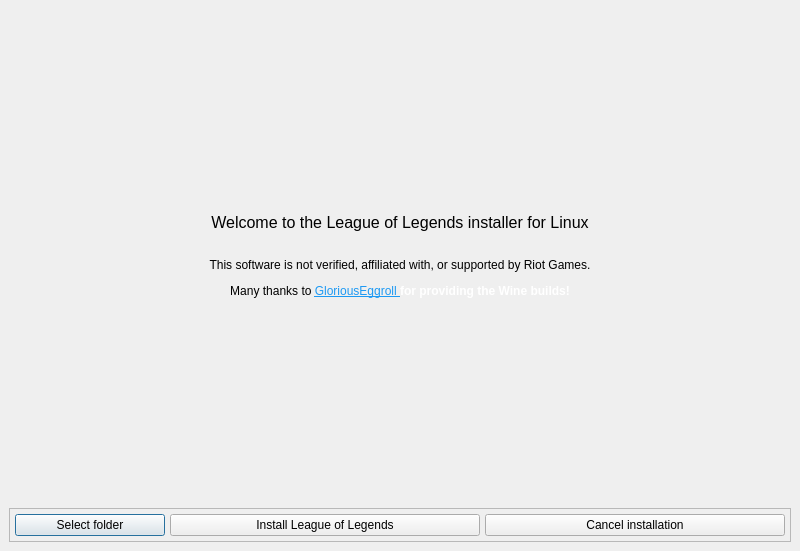
Above: installer.ui from polkaulfield/lol-for-linux-installer before the change. Below: the same form after it.
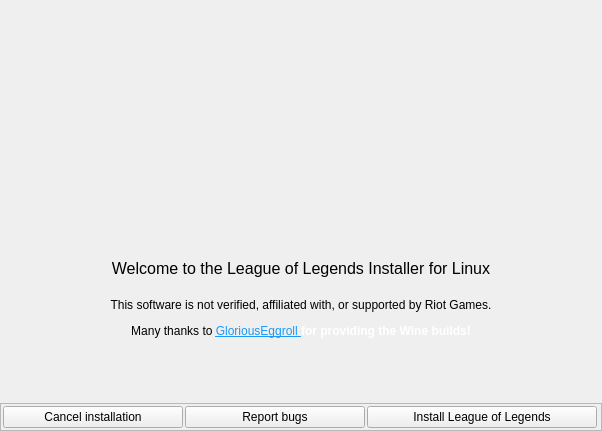
That is the form after the change. Icons and pictures are not drawn.

What changed in the file:
```diff
--- a/installer.ui
+++ b/installer.ui
@@ -9,16 +9,22 @@
    <rect>
     <x>0</x>
     <y>0</y>
-    <width>798</width>
-    <height>551</height>
+    <width>602</width>
+    <height>431</height>
    </rect>
   </property>
   <property name="sizePolicy">
-   <sizepolicy hsizetype="Fixed" vsizetype="Fixed">
+   <sizepolicy hsizetype="Expanding" vsizetype="Expanding">
     <horstretch>0</horstretch>
     <verstretch>0</verstretch>
    </sizepolicy>
   </property>
+  <property name="maximumSize">
+   <size>
+    <width>1152</width>
+    <height>647</height>
+   </size>
+  </property>
   <property name="windowTitle">
    <string>MainWindow</string>
   </property>
@@ -28,10 +34,146 @@
   <property name="autoFillBackground">
    <bool>false</bool>
   </property>
+  <property name="tabShape">
+   <enum>QTabWidget::Rounded</enum>
+  </property>
+  <property name="dockNestingEnabled">
+   <bool>false</bool>
+  </property>
+  <property name="dockOptions">
+   <set>QMainWindow::AllowTabbedDocks|QMainWindow::AnimatedDocks</set>
+  </property>
+  <property name="unifiedTitleAndToolBarOnMac">
+   <bool>false</bool>
+  </property>
   <widget class="QWidget" name="centralwidget">
+   <property name="sizePolicy">
+    <sizepolicy hsizetype="Expanding" vsizetype="Expanding">
+     <horstretch>0</horstretch>
+     <verstretch>0</verstretch>
+    </sizepolicy>
+   </property>
    <layout class="QVBoxLayout" name="verticalLayout_3">
+    <property name="spacing">
+     <number>0</number>
+    </property>
+    <property name="sizeConstraint">
+     <enum>QLayout::SetDefaultConstraint</enum>
+    </property>
+    <property name="leftMargin">
+     <number>0</number>
+    </property>
+    <property name="topMargin">
+     <number>0</number>
+    </property>
+    <property name="rightMargin">
+     <number>0</number>
+    </property>
+    <property name="bottomMargin">
+     <number>0</number>
+    </property>
     <item>
+     <layout class="QHBoxLayout" name="horizontalLayout_4" stretch="0">
+      <property name="spacing">
+       <number>0</number>
+      </property>
+      <property name="sizeConstraint">
+       <enum>QLayout::SetDefaultConstraint</enum>
+      </property>
+      <property name="bottomMargin">
+       <number>0</number>
+      </property>
+      <item>
+       <widget class="QFrame" name="mainuiframe">
+        <property name="sizePolicy">
+         <sizepolicy hsizetype="Expanding" vsizetype="Expanding">
+          <horstretch>0</horstretch>
+          <verstretch>0</verstretch>
+         </sizepolicy>
+        </property>
+        <property name="frameShape">
+         <enum>QFrame::NoFrame</enum>
+        </property>
+        <property name="frameShadow">
+         <enum>QFrame::Raised</enum>
+        </property>
      <layout class="QVBoxLayout" name="verticalLayout_2">
+         <property name="spacing">
+          <number>0</number>
+         </property>
+         <property name="sizeConstraint">
+          <enum>QLayout::SetDefaultConstraint</enum>
+         </property>
+         <property name="leftMargin">
+          <number>0</number>
+         </property>
+         <property name="topMargin">
+          <number>0</number>
+         </property>
+         <property name="rightMargin">
+          <number>0</number>
+         </property>
+         <property name="bottomMargin">
+          <number>0</number>
+         </property>
+         <item>
+          <widget class="QLabel" name="leagueimage">
+           <property name="sizePolicy">
+            <sizepolicy hsizetype="Preferred" vsizetype="Ignored">
+             <horstretch>52</horstretch>
+             <verstretch>50</verstretch>
+            </sizepolicy>
+           </property>
+           <property name="maximumSize">
+            <size>
+             <width>600</width>
+             <height>193</height>
+            </size>
+           </property>
+           <property name="layoutDirection">
+            <enum>Qt::LeftToRight</enum>
+           </property>
+           <property name="autoFillBackground">
+            <bool>false</bool>
+           </property>
+           <property name="frameShape">
+            <enum>QFrame::NoFrame</enum>
+           </property>
+           <property name="lineWidth">
+            <number>0</number>
+           </property>
+           <property name="text">
+            <string/>
+           </property>
+           <property name="textFormat">
+            <enum>Qt::RichText</enum>
+           </property>
+           <property name="pixmap">
+            <pixmap>lolbanner</pixmap>
+           </property>
+           <property name="scaledContents">
+            <bool>false</bool>
+           </property>
+           <property name="alignment">
+            <set>Qt::AlignCenter</set>
+           </property>
+           <property name="wordWrap">
+            <bool>false</bool>
+           </property>
+           <property name="margin">
+            <number>0</number>
+           </property>
+           <property name="indent">
+            <number>0</number>
+           </property>
+           <property name="openExternalLinks">
+            <bool>false</bool>
+           </property>
+           <property name="textInteractionFlags">
+            <set>Qt::NoTextInteraction</set>
+           </property>
+          </widget>
+         </item>
       <item>
        <spacer name="verticalSpacer_3">
         <property name="orientation">
@@ -53,7 +195,7 @@
          </font>
         </property>
         <property name="text">
-         <string>Welcome to the League of Legends installer for Linux</string>
+            <string>&lt;html&gt;&lt;head/&gt;&lt;body&gt;&lt;p&gt;Welcome to the League of Legends Installer for Linux&lt;/p&gt;&lt;/body&gt;&lt;/html&gt;</string>
         </property>
         <property name="alignment">
          <set>Qt::AlignCenter</set>
@@ -94,7 +236,7 @@
          <string>&lt;html&gt;&lt;head/&gt;&lt;body&gt;&lt;p align=&quot;center&quot;&gt;This software is not verified, affiliated with, or supported by Riot Games.&lt;/p&gt;&lt;p align=&quot;center&quot;&gt;Many thanks to &lt;a href=&quot;https://github.com/GloriousEggroll&quot;&gt;&lt;span style=&quot; text-decoration: underline; color:#1d99f3;&quot;&gt;GloriousEggroll &lt;/span&gt;&lt;/a&gt;&lt;span style=&quot; font-family:'inherit'; font-weight:504; color:#ffffff;&quot;&gt;for providing the Wine builds!&lt;/span&gt;&lt;/p&gt;&lt;/body&gt;&lt;/html&gt;</string>
         </property>
         <property name="alignment">
-         <set>Qt::AlignHCenter|Qt::AlignTop</set>
+            <set>Qt::AlignCenter</set>
         </property>
        </widget>
       </item>
@@ -111,8 +253,6 @@
         </property>
        </spacer>
       </item>
-     </layout>
-    </item>
     <item>
      <layout class="QVBoxLayout" name="verticalLayout">
       <property name="spacing">
@@ -127,7 +267,7 @@
       <item>
        <widget class="QFrame" name="installframe">
         <property name="sizePolicy">
-         <sizepolicy hsizetype="Fixed" vsizetype="Fixed">
+              <sizepolicy hsizetype="Expanding" vsizetype="Fixed">
           <horstretch>0</horstretch>
           <verstretch>0</verstretch>
          </sizepolicy>
@@ -138,51 +278,83 @@
         <property name="frameShape">
          <enum>QFrame::StyledPanel</enum>
         </property>
+             <property name="frameShadow">
+              <enum>QFrame::Plain</enum>
+             </property>
+             <property name="lineWidth">
+              <number>0</number>
+             </property>
+             <property name="midLineWidth">
+              <number>0</number>
+             </property>
         <layout class="QHBoxLayout" name="horizontalLayout" stretch="0,0,0">
          <property name="spacing">
-          <number>5</number>
+               <number>2</number>
          </property>
          <property name="sizeConstraint">
-          <enum>QLayout::SetFixedSize</enum>
+               <enum>QLayout::SetDefaultConstraint</enum>
          </property>
          <property name="leftMargin">
-          <number>5</number>
+               <number>2</number>
          </property>
          <property name="topMargin">
-          <number>5</number>
+               <number>2</number>
          </property>
          <property name="rightMargin">
-          <number>5</number>
+               <number>2</number>
          </property>
          <property name="bottomMargin">
-          <number>5</number>
+               <number>2</number>
          </property>
          <item>
-          <widget class="QPushButton" name="selectFolder">
+               <widget class="QPushButton" name="cancelButton">
+                <property name="enabled">
+                 <bool>true</bool>
+                </property>
            <property name="minimumSize">
             <size>
-             <width>150</width>
+                  <width>180</width>
              <height>0</height>
             </size>
            </property>
            <property name="maximumSize">
             <size>
-             <width>130</width>
-             <height>16777215</height>
-            </size>
-           </property>
-           <property name="cursor">
-            <cursorShape>ArrowCursor</cursorShape>
-           </property>
+                  <width>60</width>
+                  <height>60</height>
+                 </size>
+                </property>
+                <property name="text">
+                 <string>Cancel installation</string>
+                </property>
+                <property name="icon">
+                 <iconset theme="dialog-cancel">
+                  <normaloff>.</normaloff>.</iconset>
+                </property>
+                <property name="flat">
+                 <bool>false</bool>
+                </property>
+               </widget>
+              </item>
+              <item>
+               <widget class="QPushButton" name="githubButton">
+                <property name="maximumSize">
+                 <size>
+                  <width>180</width>
+                  <height>180</height>
+                 </size>
+                </property>
            <property name="text">
-            <string>Select folder</string>
+                 <string>Report bugs</string>
            </property>
            <property name="icon">
             <iconset theme="folder-open">
              <normaloff>.</normaloff>.</iconset>
            </property>
+                <property name="checkable">
+                 <bool>false</bool>
+                </property>
            <property name="default">
-            <bool>true</bool>
+                 <bool>false</bool>
            </property>
            <property name="flat">
             <bool>false</bool>
@@ -195,21 +367,21 @@
             <bool>true</bool>
            </property>
            <property name="sizePolicy">
-            <sizepolicy hsizetype="Minimum" vsizetype="Fixed">
+                 <sizepolicy hsizetype="Fixed" vsizetype="Fixed">
              <horstretch>0</horstretch>
              <verstretch>0</verstretch>
             </sizepolicy>
            </property>
            <property name="minimumSize">
             <size>
-             <width>310</width>
+                  <width>0</width>
              <height>0</height>
             </size>
            </property>
            <property name="maximumSize">
             <size>
-             <width>190</width>
-             <height>16777215</height>
+                  <width>230</width>
+                  <height>130</height>
             </size>
            </property>
            <property name="text">
@@ -227,25 +399,10 @@
            </property>
           </widget>
          </item>
-         <item>
-          <widget class="QPushButton" name="cancelButton">
-           <property name="enabled">
-            <bool>true</bool>
-           </property>
-           <property name="minimumSize">
-            <size>
-             <width>300</width>
-             <height>0</height>
-            </size>
-           </property>
-           <property name="text">
-            <string>Cancel installation</string>
-           </property>
-           <property name="icon">
-            <iconset theme="cancel">
-             <normaloff>.</normaloff>.</iconset>
-           </property>
-          </widget>
+             </layout>
+            </widget>
+           </item>
+          </layout>
          </item>
         </layout>
        </widget>
```
Left out of the diff: 2 changed lines with no effect on the pictures. Lines whose indentation alone changed are shown as unchanged.
